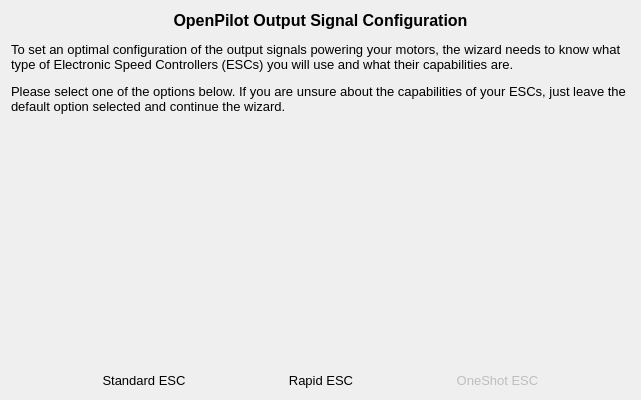
librepilot/LibrePilot, file ground/openpilotgcs/src/plugins/setupwizard/pages/escpage.ui: the form before one commit.
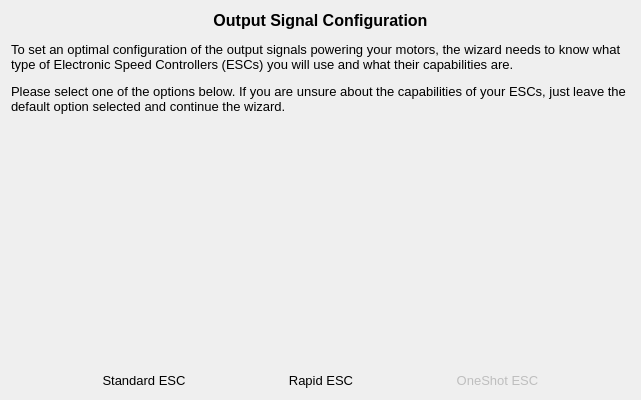
The form after the commit. Icons and pictures are not drawn.

What changed in the file:
```diff
--- a/ground/openpilotgcs/src/plugins/setupwizard/pages/escpage.ui
+++ b/ground/openpilotgcs/src/plugins/setupwizard/pages/escpage.ui
@@ -21,7 +21,7 @@
 &lt;html&gt;&lt;head&gt;&lt;meta name=&quot;qrichtext&quot; content=&quot;1&quot; /&gt;&lt;style type=&quot;text/css&quot;&gt;
 p, li { white-space: pre-wrap; }
 &lt;/style&gt;&lt;/head&gt;&lt;body style=&quot; font-family:'Cantarell'; font-size:11pt; font-weight:400; font-style:normal;&quot;&gt;
-&lt;p align=&quot;center&quot; style=&quot; margin-top:12px; margin-bottom:12px; margin-left:0px; margin-right:0px; -qt-block-indent:0; text-indent:0px;&quot;&gt;&lt;span style=&quot; font-family:'MS Shell Dlg 2'; font-size:12pt; font-weight:600;&quot;&gt;OpenPilot Output Signal Configuration&lt;/span&gt;&lt;/p&gt;
+&lt;p align=&quot;center&quot; style=&quot; margin-top:12px; margin-bottom:12px; margin-left:0px; margin-right:0px; -qt-block-indent:0; text-indent:0px;&quot;&gt;&lt;span style=&quot; font-family:'MS Shell Dlg 2'; font-size:12pt; font-weight:600;&quot;&gt;Output Signal Configuration&lt;/span&gt;&lt;/p&gt;
 &lt;p style=&quot; margin-top:12px; margin-bottom:12px; margin-left:0px; margin-right:0px; -qt-block-indent:0; text-indent:0px;&quot;&gt;&lt;span style=&quot; font-family:'MS Shell Dlg 2'; font-size:10pt;&quot;&gt;To set an optimal configuration of the output signals powering your motors, the wizard needs to know what type of Electronic Speed Controllers (ESCs) you will use and what their capabilities are.&lt;/span&gt;&lt;/p&gt;
 &lt;p style=&quot; margin-top:12px; margin-bottom:12px; margin-left:0px; margin-right:0px; -qt-block-indent:0; text-indent:0px;&quot;&gt;&lt;span style=&quot; font-family:'MS Shell Dlg 2'; font-size:10pt;&quot;&gt;Please select one of the options below. If you are unsure about the capabilities of your ESCs, just leave the default option selected and continue the wizard.&lt;/span&gt;&lt;/p&gt;&lt;/body&gt;&lt;/html&gt;</string>
      </property>
```
